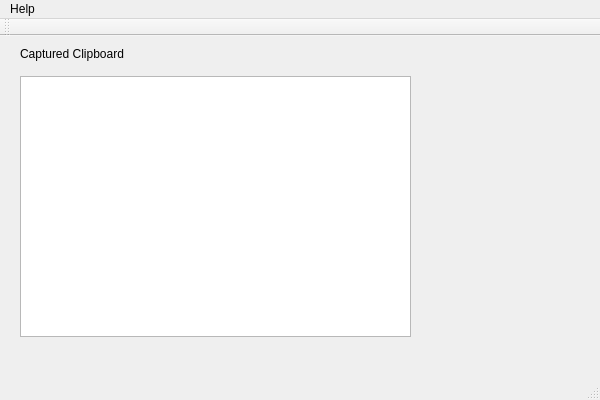
Above: Wordsmart/Wordsmart/wordsmart.ui from kev0960/Wordsmart before the change. Below: the same form after it.
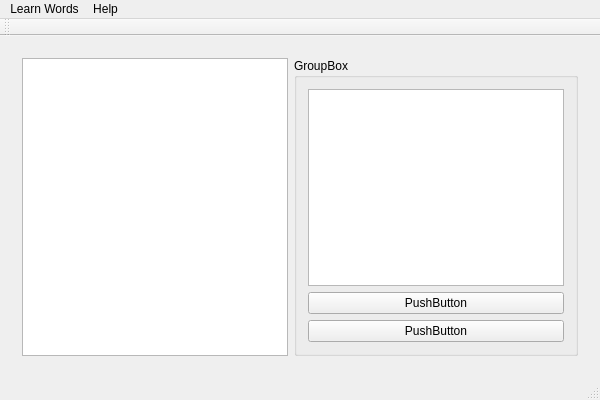
That is the form after the change. The open tabs and pages were chosen to show the change.

Commit message: First prototype of Wordsmart program. Currently workign on Flash cards.

Patch:
```diff
--- a/Wordsmart/Wordsmart/wordsmart.ui
+++ b/Wordsmart/Wordsmart/wordsmart.ui
@@ -14,29 +14,92 @@
    <string>Wordsmart</string>
   </property>
   <widget class="QWidget" name="centralWidget">
-   <widget class="QTextBrowser" name="textBrowser">
-    <property name="geometry">
-     <rect>
-      <x>20</x>
-      <y>40</y>
-      <width>391</width>
-      <height>261</height>
-     </rect>
-    </property>
-   </widget>
-   <widget class="QLabel" name="label">
-    <property name="geometry">
-     <rect>
-      <x>20</x>
-      <y>10</y>
-      <width>131</width>
-      <height>16</height>
-     </rect>
-    </property>
-    <property name="text">
-     <string>Captured Clipboard</string>
-    </property>
-   </widget>
+   <layout class="QVBoxLayout" name="verticalLayout_2">
+    <item>
+     <widget class="QStackedWidget" name="stackedWidget">
+      <property name="currentIndex">
+       <number>0</number>
+      </property>
+      <widget class="QWidget" name="page">
+       <layout class="QVBoxLayout" name="verticalLayout">
+        <item>
+         <widget class="QTextBrowser" name="textBrowser">
+          <property name="font">
+           <font>
+            <family>Verdana</family>
+            <pointsize>10</pointsize>
+           </font>
+          </property>
+          <property name="html">
+           <string>&lt;!DOCTYPE HTML PUBLIC &quot;-//W3C//DTD HTML 4.0//EN&quot; &quot;http://www.w3.org/TR/REC-html40/strict.dtd&quot;&gt;
+&lt;html&gt;&lt;head&gt;&lt;meta name=&quot;qrichtext&quot; content=&quot;1&quot; /&gt;&lt;style type=&quot;text/css&quot;&gt;
+p, li { white-space: pre-wrap; }
+&lt;/style&gt;&lt;/head&gt;&lt;body style=&quot; font-family:'Verdana'; font-size:10pt; font-weight:400; font-style:normal;&quot;&gt;
+&lt;p style=&quot;-qt-paragraph-type:empty; margin-top:0px; margin-bottom:0px; margin-left:0px; margin-right:0px; -qt-block-indent:0; text-indent:0px;&quot;&gt;&lt;br /&gt;&lt;/p&gt;&lt;/body&gt;&lt;/html&gt;</string>
+          </property>
+          <property name="textInteractionFlags">
+           <set>Qt::NoTextInteraction</set>
+          </property>
+         </widget>
+        </item>
+       </layout>
+      </widget>
+      <widget class="QWidget" name="page_2">
+       <layout class="QHBoxLayout" name="horizontalLayout">
+        <item>
+         <widget class="QListWidget" name="listWidget">
+          <property name="maximumSize">
+           <size>
+            <width>400</width>
+            <height>16777215</height>
+           </size>
+          </property>
+          <property name="font">
+           <font>
+            <family>Verdana</family>
+           </font>
+          </property>
+         </widget>
+        </item>
+        <item>
+         <widget class="QGroupBox" name="groupBox">
+          <property name="title">
+           <string>GroupBox</string>
+          </property>
+          <layout class="QVBoxLayout" name="verticalLayout_3">
+           <item>
+            <widget class="QTextBrowser" name="textBrowser_2">
+             <property name="font">
+              <font>
+               <family>Verdana</family>
+               <pointsize>10</pointsize>
+              </font>
+             </property>
+            </widget>
+           </item>
+           <item>
+            <widget class="QPushButton" name="pushButton_2">
+             <property name="text">
+              <string>PushButton</string>
+             </property>
+            </widget>
+           </item>
+           <item>
+            <widget class="QPushButton" name="pushButton">
+             <property name="text">
+              <string>PushButton</string>
+             </property>
+            </widget>
+           </item>
+          </layout>
+         </widget>
+        </item>
+       </layout>
+      </widget>
+      <widget class="QWidget" name="page_3"/>
+     </widget>
+    </item>
+   </layout>
   </widget>
   <widget class="QMenuBar" name="menuBar">
    <property name="geometry">
@@ -53,6 +116,14 @@
     </property>
     <addaction name="actionVersion"/>
    </widget>
+   <widget class="QMenu" name="menu">
+    <property name="title">
+     <string>Learn Words</string>
+    </property>
+    <addaction name="actionFlash_Cards"/>
+    <addaction name="actionYour_Word_List"/>
+   </widget>
+   <addaction name="menu"/>
    <addaction name="menuWho"/>
   </widget>
   <widget class="QToolBar" name="mainToolBar">
```
Left out of the diff: 10 changed lines with no effect on the pictures. The commit also changes 28 other files.
